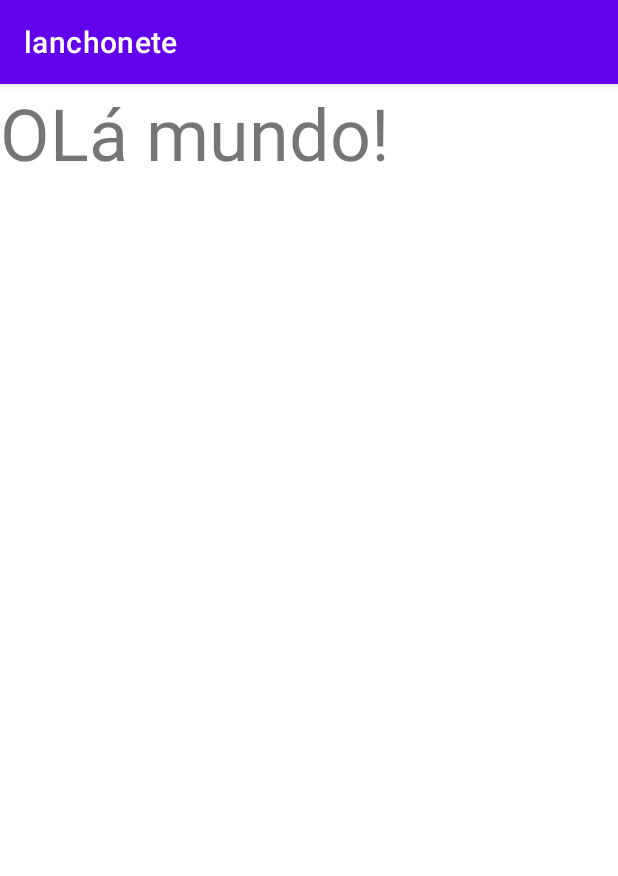
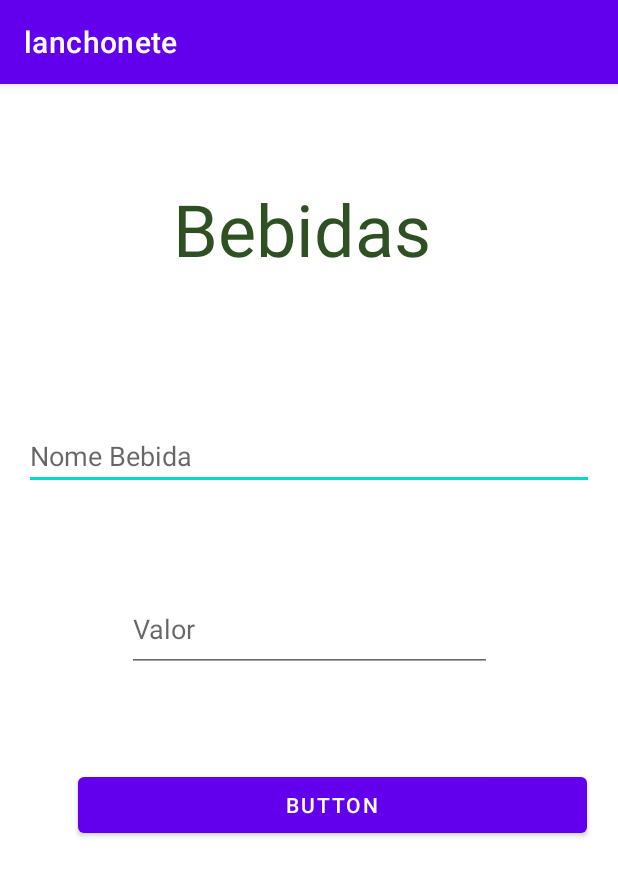
Before and after one commit to iancarlos335/funcionarios-lanchonete-android, an Android app: the screen it shows after launch (ActivityExample before the commit, BebidaActivity after it), after a tap on "BUTTON", on a phone screen of 412 x 824 dp. Shown: the top 876 px of the screen. Run offline under Robolectric (Android 15) with nearby library versions, the phone set to English and light mode, and no system bars; 2 statements that could not run were skipped.

Commit message:
Finalizando as configurações da activity que setará os dados para a requisição

```diff
--- /dev/null
+++ b/app/src/main/java/com/lanchonete/BebidaActivity.java
@@ -0,0 +1,71 @@
+package com.lanchonete;
+
+import android.os.Bundle;
+import android.widget.Button;
+import android.widget.EditText;
+import android.widget.TextView;
+import android.widget.Toast;
+
+import androidx.appcompat.app.AppCompatActivity;
+
+import com.lanchonete.model.Bebida;
+import com.lanchonete.retrofit.RetrofitService;
+import com.lanchonete.retrofit.api.BebidaAPI;
+
+import java.util.logging.Level;
+import java.util.logging.Logger;
+
+import retrofit2.Call;
+import retrofit2.Callback;
+import retrofit2.Response;
+
+public class BebidaActivity extends AppCompatActivity {
+
+    EditText editTextNomeBebida, editTextValor;
+    Button buttonBotao;
+
+
+    @Override
+    protected void onCreate(Bundle savedInstanceState) {
+        super.onCreate(savedInstanceState);
+        setContentView(R.layout.bebida_activity);
+
+        iniciandoComponentes();
+    }
+
+    private void iniciandoComponentes() {
+        buttonBotao = findViewById(R.id.botao);
+        editTextNomeBebida = findViewById(R.id.nome_bebida);
+        editTextValor = findViewById(R.id.valor);
+
+
+        RetrofitService retrofitService = new RetrofitService();
+        BebidaAPI bebidaAPI = retrofitService.getRetrofit().create(BebidaAPI.class); //ele vai gerar uma nova requisição http, e nesse caso do tipo POST
+
+        buttonBotao.setOnClickListener(view -> {
+            String nomeBebida = editTextNomeBebida.getText().toString();
+            String strvalor = editTextValor.getText().toString();
+            double valor = Double.parseDouble(strvalor); //só vou usar esse cara
+
+            Bebida bebida = new Bebida();
+            bebida.setNomeBebida(nomeBebida);
+            bebida.setValor(valor);
+
+            bebidaAPI.addBebida(bebida) //chama o método POST
+                    .enqueue(new Callback<Bebida>() { //deixa as requisições em fila
+                        @Override
+                        public void onResponse(Call<Bebida> call, Response<Bebida> response) {
+                            Toast.makeText(getApplicationContext(), "Salvo com sucesso no banco", Toast.LENGTH_SHORT).show();
+                        }
+
+                        @Override
+                        public void onFailure(Call<Bebida> call, Throwable t) {
+                            Toast.makeText(getApplicationContext(), "Não salvou!!", Toast.LENGTH_SHORT).show();
+                            Logger.getLogger(BebidaActivity.class.getName()).log(Level.SEVERE, "Um erro ocorreu", t);
+                        }
+                    });
+
+
+        });
+    }
+}
--- a/app/src/main/java/com/lanchonete/SegundaPagina.java
+++ b/app/src/main/java/com/lanchonete/SegundaPagina.java
@@ -17,7 +17,7 @@ public class SegundaPagina extends AppCompatActivity {
         botao = findViewById(R.id.buttonSegundaPagina);
 
         botao.setOnClickListener(view -> {
-            Intent intent = new Intent(this, ActivityExample.class);
+            Intent intent = new Intent(getApplicationContext(), ActivityExample.class);
             startActivity(intent);
         });
 
--- a/app/src/main/res/layout/activity_main.xml
+++ b/app/src/main/res/layout/bebida_activity.xml
@@ -5,7 +5,7 @@
     android:layout_width="match_parent"
     android:layout_height="match_parent"
     android:padding="16dp"
-    tools:context=".MainActivity">
+    tools:context=".BebidaActivity">
 
     <Button
         android:id="@+id/botao"
```
Also changed, not shown: app/src/main/AndroidManifest.xml (+8 -8 lines), app/src/main/java/com/lanchonete/MainActivity.java (deleted, +0 -67 lines).
